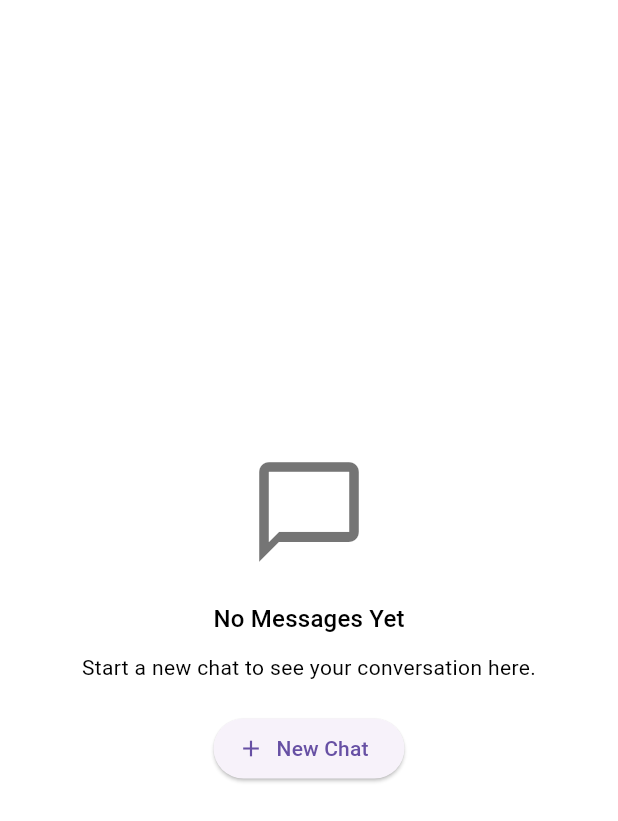
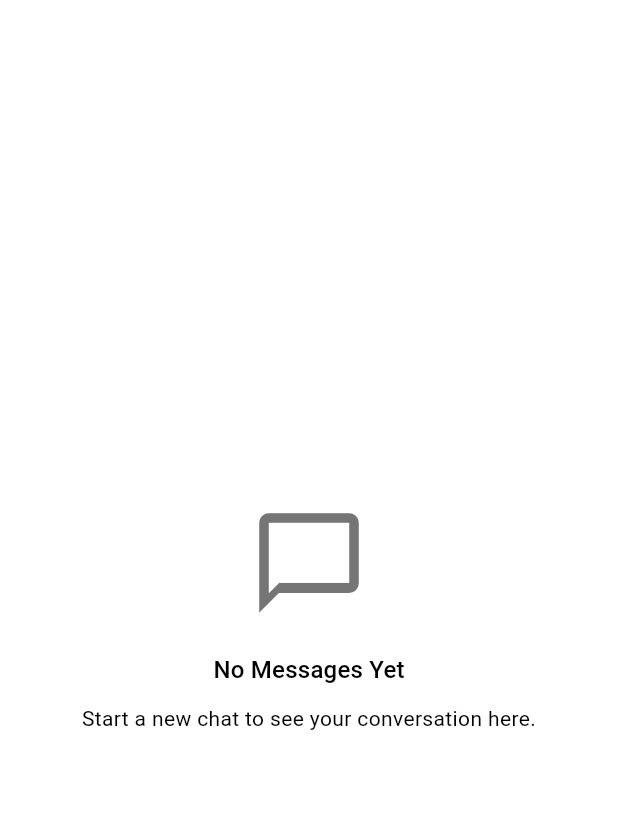
Before and after one commit to IbrahimMahmoudDev/chat_ai, a Flutter app: the EmptyChatWidget widget shown alone on an empty page, opened directly, on a phone screen of 412 x 824 dp. Shown: the top 821 px of the screen. Run offline on Flutter 3.47's test engine with Material 3 defaults, Android fonts, the phone set to English and light mode, and no system bars; our stand-ins replace connectivity_plus, dartz, firebase_auth, firebase_core, flutter_bloc, get_it and 4 more; accounts and stored records are empty.

Commit message:
add data time to chat model to display order new chat in drawer

```diff
--- a/lib/features/authiciation/presentation/views/login_view.dart
+++ b/lib/features/authiciation/presentation/views/login_view.dart
@@ -16,10 +16,11 @@ class LoginView extends StatelessWidget {
   @override
   Widget build(BuildContext context) {
     final theme = Theme.of(context);
+    final isDark = theme.brightness == Brightness.dark;
     return BlocProvider(
       create: (context) => SignInCubit(getIt.get<AuthRepo>()),
       child: Scaffold(
-        backgroundColor:Colors.white,
+        backgroundColor:isDark ? theme.scaffoldBackgroundColor : Colors.white,
         body: LoginViewBodyBlocConsumer(),
       ),
     );
--- a/lib/features/authiciation/presentation/views/signup_view.dart
+++ b/lib/features/authiciation/presentation/views/signup_view.dart
@@ -14,14 +14,16 @@ class SignupView extends StatelessWidget {
 
   @override
   Widget build(BuildContext context) {
+
     final theme = Theme.of(context);
+    final isDark = theme.brightness == Brightness.dark;
     return BlocProvider(
       create: (context) =>
           SignupCubit(
             getIt.get<AuthRepo>(),
           ),
       child: Scaffold(
-        backgroundColor: Colors.white,
+        backgroundColor:isDark ? theme.scaffoldBackgroundColor : Colors.white,
         body: SignupViewBodyBlocConsumer(),
       ),
     );
--- a/lib/features/home/data/models/chat_model.dart
+++ b/lib/features/home/data/models/chat_model.dart
@@ -14,11 +14,16 @@ class ChatModel {
   @HiveField(2)
   List<ChatMessage> messages;
 
+  @HiveField(3)
+  final DateTime createdAt;
+
   ChatModel({
     required this.id,
     required this.title,
     required this.messages,
-  });
+    DateTime? createdAt,
+  }) : createdAt = createdAt ?? DateTime.now();
+
   ChatModel copyWith({
     String? id,
     String? title,
@@ -28,7 +33,7 @@ class ChatModel {
       id: id ?? this.id,
       title: title ?? this.title,
       messages: messages ?? this.messages,
+      createdAt: createdAt,
     );
   }
-
 }
--- a/lib/features/home/presentation/manager/ConversationsCubit/conversations_cubit.dart
+++ b/lib/features/home/presentation/manager/conversations_cubit/conversations_cubit.dart
@@ -11,7 +11,9 @@ class ConversationsCubit extends Cubit<List<ChatModel>> {
   }
 
   void loadAllChats() {
-    emit(chatService.getAllChats());
+    final chats = chatService.getAllChats();
+    chats.sort((a, b) => b.createdAt.compareTo(a.createdAt)); // الأحدث فوق
+    emit(chats);
   }
 
   String createNewChat({String? title}) {
--- a/lib/features/home/presentation/views/main_view.dart
+++ b/lib/features/home/presentation/views/main_view.dart
@@ -7,8 +7,8 @@ import 'package:flutter_bloc/flutter_bloc.dart';
 
 import '../../../../core/services/chat_services.dart';
 import '../../domain/chat_repo.dart';
-import '../manager/ConversationsCubit/conversations_cubit.dart';
 import '../manager/chat_cubit/chat_cubit.dart';
+import '../manager/conversations_cubit/conversations_cubit.dart';
 
 class MainView extends StatelessWidget {
   const MainView({super.key});
--- a/lib/features/home/presentation/views/widgets/display_list_view_chat_drawer.dart
+++ b/lib/features/home/presentation/views/widgets/display_list_view_chat_drawer.dart
@@ -2,8 +2,8 @@ import 'package:flutter/material.dart';
 import 'package:flutter_bloc/flutter_bloc.dart';
 
 import '../../../data/models/chat_model.dart';
-import '../../manager/ConversationsCubit/conversations_cubit.dart';
 import '../../manager/chat_cubit/chat_cubit.dart';
+import '../../manager/conversations_cubit/conversations_cubit.dart';
 
 class DisplayListViewChatDrawer extends StatelessWidget {
   const DisplayListViewChatDrawer({
@@ -63,14 +63,10 @@ class DisplayListViewChatDrawer extends StatelessWidget {
           onPressed: () {
             final chatCubit = context.read<ChatCubit>();
             final conversationsCubit = context.read<ConversationsCubit>();
-
             if (isCurrent) {
-              // احذف الشات الحالي
               chatCubit.deleteCurrentAndStartNew();
-              // حدّث قائمة المحادثات في Drawer
               conversationsCubit.loadAllChats();
             } else {
-              // احذف شات غير الحالي
               conversationsCubit.deleteChat(chat.id);
               conversationsCubit.loadAllChats();
             }
--- a/lib/features/home/presentation/views/widgets/empty_chat_widget.dart
+++ b/lib/features/home/presentation/views/widgets/empty_chat_widget.dart
@@ -1,8 +1,7 @@
 import 'package:flutter/material.dart';
 import 'package:flutter_bloc/flutter_bloc.dart';
-
-import '../../manager/ConversationsCubit/conversations_cubit.dart';
 import '../../manager/chat_cubit/chat_cubit.dart';
+import '../../manager/conversations_cubit/conversations_cubit.dart';
 
 class EmptyChatWidget extends StatelessWidget {
   const EmptyChatWidget({super.key});
@@ -29,15 +28,15 @@ class EmptyChatWidget extends StatelessWidget {
             textAlign: TextAlign.center,
             style: theme.textTheme.bodyMedium,
           ),
-          const SizedBox(height: 20),
-          ElevatedButton.icon(
-            onPressed: () {
-              final chatId = context.read<ConversationsCubit>().createNewChat();
-              context.read<ChatCubit>().loadChat(chatId);
-            },
-            icon: const Icon(Icons.add),
-            label: const Text("New Chat"),
-          ),
+          // const SizedBox(height: 20),
+          // ElevatedButton.icon(
+          //   onPressed: () {
+          //     final chatId = context.read<ConversationsCubit>().createNewChat();
+          //     context.read<ChatCubit>().loadChat(chatId);
+          //   },
+          //   icon: const Icon(Icons.add),
+          //   label: const Text("New Chat"),
+          // ),
         ],
       ),
     );
--- a/lib/features/home/presentation/views/widgets/new_chat_button.dart
+++ b/lib/features/home/presentation/views/widgets/new_chat_button.dart
@@ -1,8 +1,7 @@
 import 'package:flutter/material.dart';
 import 'package:flutter_bloc/flutter_bloc.dart';
-
-import '../../manager/ConversationsCubit/conversations_cubit.dart';
 import '../../manager/chat_cubit/chat_cubit.dart';
+import '../../manager/conversations_cubit/conversations_cubit.dart';
 
 class NewChatButton extends StatelessWidget {
   const NewChatButton({super.key});
```
Also changed, not shown: lib/core/services/chat_services.dart (+6 -1 lines), lib/features/home/presentation/manager/chat_cubit/chat_cubit.dart (+9 -1 lines), lib/features/home/presentation/views/widgets/custom_drawer_widget.dart (+10 -10 lines).
